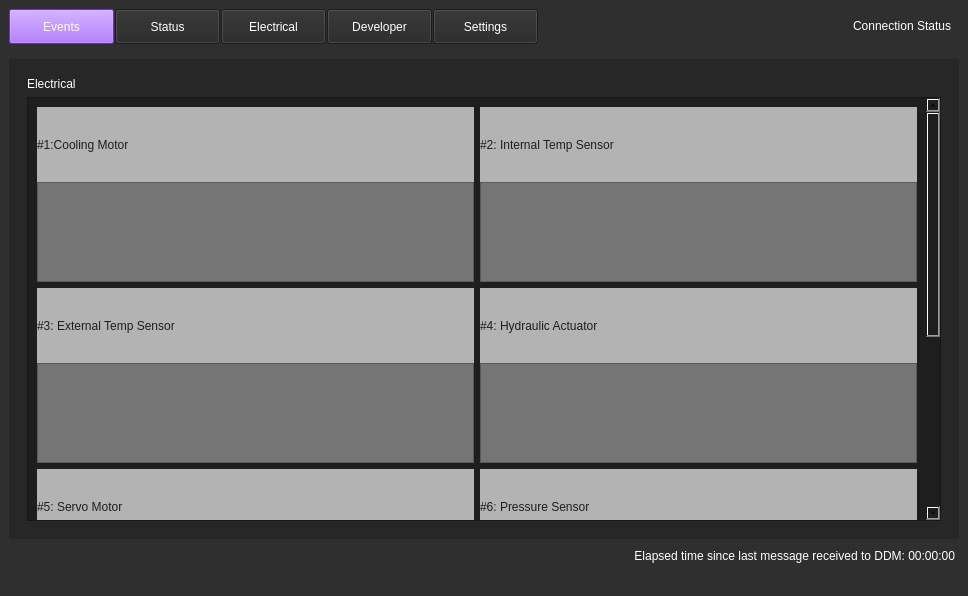
Old version of the form weapon-system-support-software/mainwindow.ui in the repository Team-Controller-NAU/Controller.
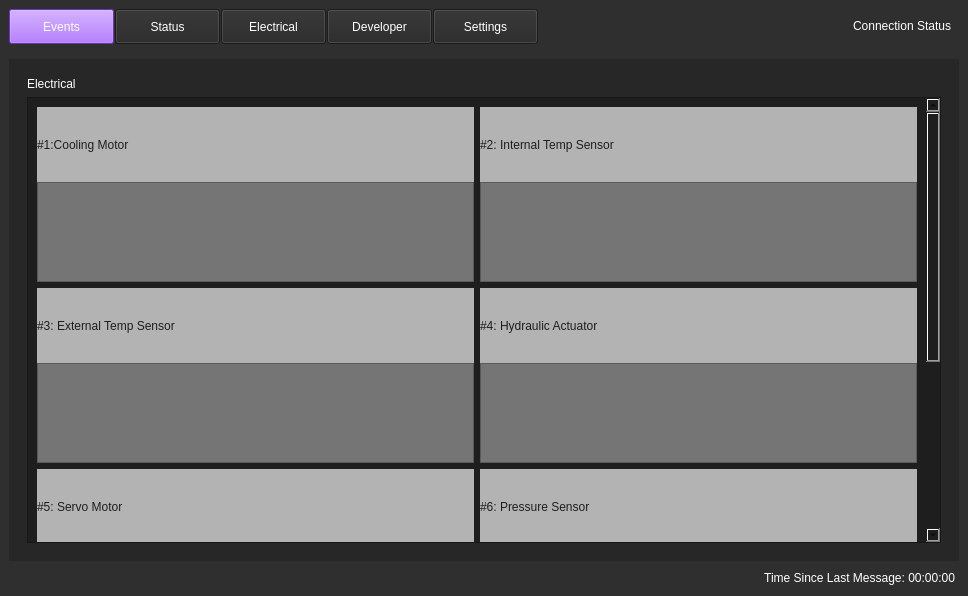
New version of the form. The open tabs and pages were chosen to show the change. Icons and pictures are not drawn.

Commit message: Updated status bar

Diff of the .ui file:
```diff
--- a/weapon-system-support-software/mainwindow.ui
+++ b/weapon-system-support-software/mainwindow.ui
@@ -1212,8 +1212,8 @@
                 <property name="geometry">
                  <rect>
                   <x>0</x>
-                  <y>-374</y>
-                  <width>896</width>
+                  <y>0</y>
+                  <width>614</width>
                   <height>744</height>
                  </rect>
                 </property>
@@ -2148,7 +2148,7 @@
 li.unchecked::marker { content: &quot;\2610&quot;; }
 li.checked::marker { content: &quot;\2612&quot;; }
 &lt;/style&gt;&lt;/head&gt;&lt;body style=&quot; font-family:'Segoe UI'; font-size:9pt; font-weight:400; font-style:normal;&quot;&gt;
-&lt;p align=&quot;right&quot; style=&quot; margin-top:0px; margin-bottom:0px; margin-left:0px; margin-right:0px; -qt-block-indent:0; text-indent:0px;&quot;&gt;Elapsed time since last message received to DDM: 00:00:00&lt;/p&gt;&lt;/body&gt;&lt;/html&gt;</string>
+&lt;p align=&quot;right&quot; style=&quot; margin-top:0px; margin-bottom:0px; margin-left:0px; margin-right:0px; -qt-block-indent:0; text-indent:0px;&quot;&gt;Time Since Last Message: 00:00:00&lt;/p&gt;&lt;/body&gt;&lt;/html&gt;</string>
       </property>
       <property name="placeholderText">
        <string/>
@@ -2167,7 +2167,6 @@
     </rect>
    </property>
   </widget>
-  <widget class="QStatusBar" name="statusbar"/>
  </widget>
  <resources>
   <include location="resources.qrc"/>
```
